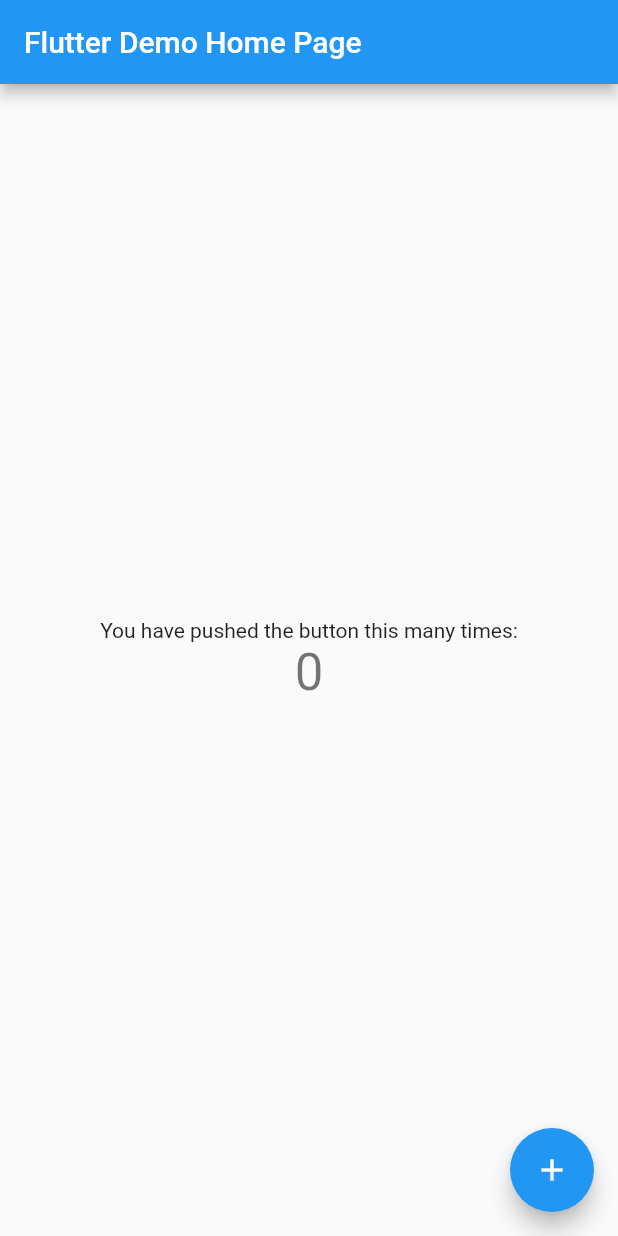
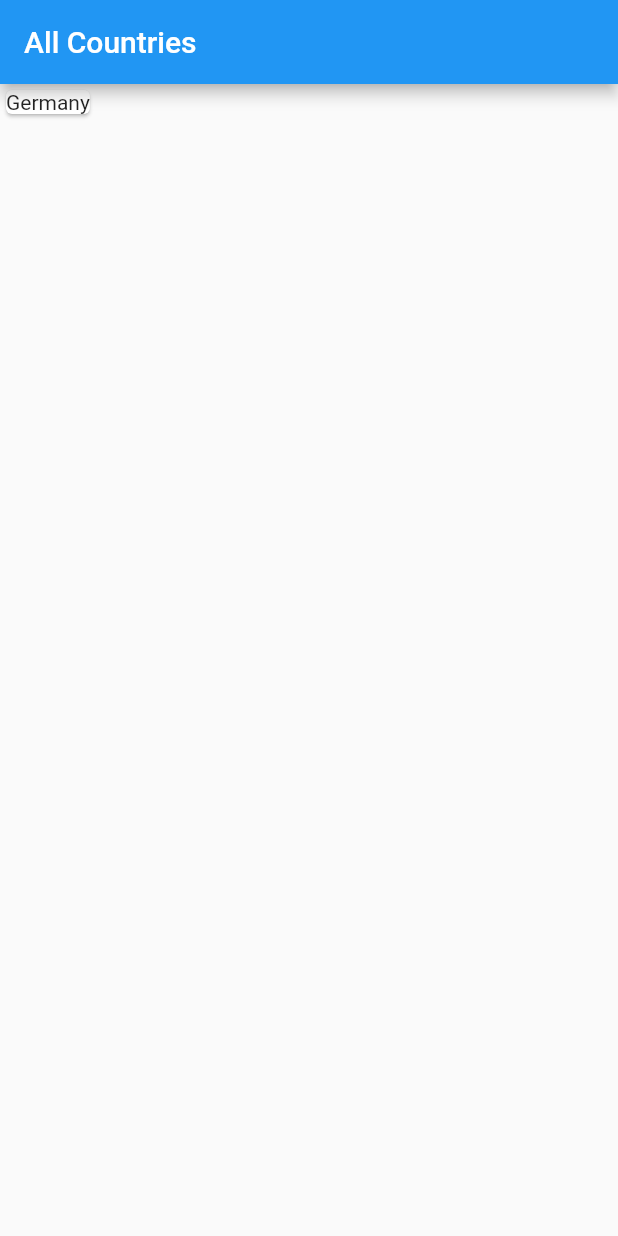
Before and after one commit to ClementPeter/country_app, a Flutter app: the screen it shows after launch, on a phone screen of 412 x 824 dp. Run offline on Flutter 3.47's test engine with Material 2 defaults, Android fonts, the phone set to English and light mode, and no system bars.

Commit message:
✨created : UI screens

```diff
--- a/lib/main.dart
+++ b/lib/main.dart
@@ -1,3 +1,4 @@
+import 'package:country/screens/allCountries.dart';
 import 'package:flutter/material.dart';
 
 void main() {
@@ -7,109 +8,14 @@ void main() {
 class MyApp extends StatelessWidget {
   const MyApp({super.key});
 
-
   @override
   Widget build(BuildContext context) {
     return MaterialApp(
       title: 'Flutter Demo',
       theme: ThemeData(
-
-
-
-
-
-
-
-
-
         primarySwatch: Colors.blue,
       ),
-      home: const MyHomePage(title: 'Flutter Demo Home Page'),
+      home: const AllCountries(),
     );
   }
 }
-
-class MyHomePage extends StatefulWidget {
-  const MyHomePage({super.key, required this.title});
-
-
-
-
-
-
-
-
-
-
-  final String title;
-
-  @override
-  State<MyHomePage> createState() => _MyHomePageState();
-}
-
-class _MyHomePageState extends State<MyHomePage> {
-  int _counter = 0;
-
-  void _incrementCounter() {
-    setState(() {
-
-
-
-
-
-      _counter++;
-    });
-  }
-
-  @override
-  Widget build(BuildContext context) {
-
-
-
-
-
-
-    return Scaffold(
-      appBar: AppBar(
-
-
-        title: Text(widget.title),
-      ),
-      body: Center(
-
-
-        child: Column(
-
-
-
-
-
-
-
-
-
-
-
-
-
-
-          mainAxisAlignment: MainAxisAlignment.center,
-          children: <Widget>[
-            const Text(
-              'You have pushed the button this many times:',
-            ),
-            Text(
-              '$_counter',
-              style: Theme.of(context).textTheme.headline4,
-            ),
-          ],
-        ),
-      ),
-      floatingActionButton: FloatingActionButton(
-        onPressed: _incrementCounter,
-        tooltip: 'Increment',
-        child: const Icon(Icons.add),
-      ),
-    );
-  }
-}
--- /dev/null
+++ b/lib/screens/allCountries.dart
@@ -0,0 +1,36 @@
+import 'package:country/screens/country.dart';
+import 'package:flutter/material.dart';
+
+class AllCountries extends StatefulWidget {
+  const AllCountries({super.key});
+
+  @override
+  State<AllCountries> createState() => _AllCountriesState();
+}
+
+class _AllCountriesState extends State<AllCountries> {
+  @override
+  Widget build(BuildContext context) {
+    return Scaffold(
+      appBar: AppBar(
+        title: const Text("All Countries"),
+      ),
+      body: Container(
+        child: GestureDetector(
+          onTap: () {
+            Navigator.push(
+              context,
+              MaterialPageRoute(
+                builder: (context) => const Country(),
+              ),
+            );
+          },
+          child: const Card(
+              child: Text(
+            "Germany",
+          )),
+        ),
+      ),
+    );
+  }
+}
```
Also changed, not shown: lib/screens/country.dart (added, +20 -0 lines).
